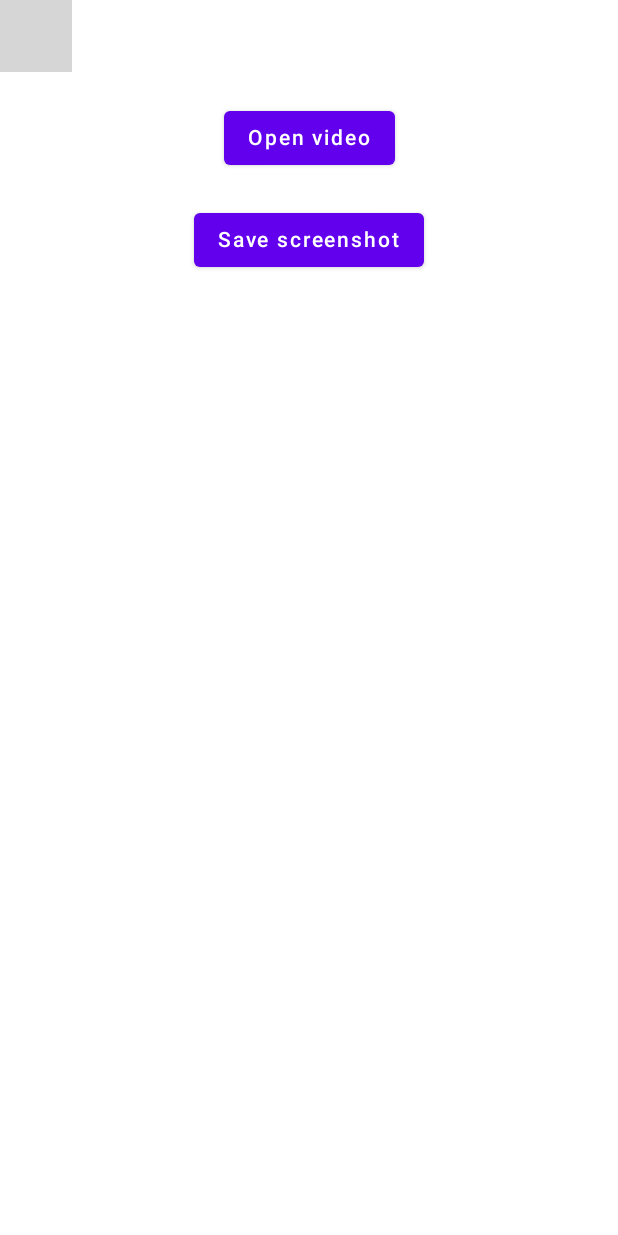
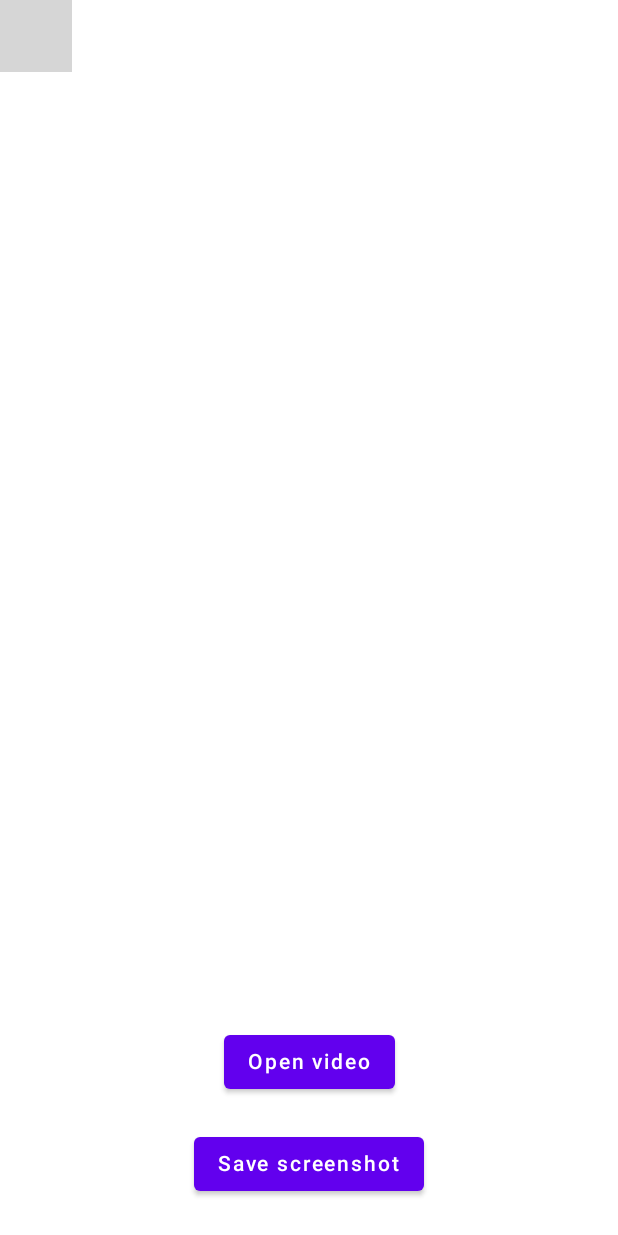
Before and after one commit to fuomag9/videoscreenshotter, an Android app built with Jetpack Compose: the screen it shows after launch (MainActivity), on a phone screen of 412 x 824 dp. Run offline under Robolectric (Android 15) with nearby library versions, the phone set to English and light mode, and no system bars; libraries missing offline, so code that uses them is left out: com.google.android.exoplayer2; 2 statements that could not run were skipped; grey boxes are pictures that could not be loaded.

Commit message:
This should fix the UI not showing correctly on 1920x1080p devices and lower

```diff
--- a/app/build.gradle
+++ b/app/build.gradle
@@ -10,8 +10,8 @@ android {
         applicationId "com.fuomag9.videoscreenshotter"
         minSdk 21
         targetSdk 31
-        versionCode 6
-        versionName "1.1.1"
+        versionCode 7
+        versionName "1.1.2"
 
         testInstrumentationRunner "androidx.test.runner.AndroidJUnitRunner"
         vectorDrawables {
--- a/app/src/main/java/com/fuomag9/videoscreenshotter/MainActivity.kt
+++ b/app/src/main/java/com/fuomag9/videoscreenshotter/MainActivity.kt
@@ -81,8 +81,14 @@ fun MainFunction(VideoUri: Uri? = null) {
         }
     }
     Column() {
-        VideoPlayer(MainActivity.exoplayer, MainActivity.Uri)
-        OpenDocumentPicker()
+        Box(modifier = Modifier.weight(4f)){
+            VideoPlayer(MainActivity.exoplayer, MainActivity.Uri)
+        }
+
+        Box(modifier = Modifier.weight(1f)){
+            OpenDocumentPicker()
+        }
+
     }
 
 }
@@ -104,11 +110,10 @@ private fun OpenDocumentPicker() {
     Column(
         horizontalAlignment = Alignment.CenterHorizontally,
         verticalArrangement = Arrangement.Center,
-        modifier = Modifier.fillMaxWidth()
+        modifier = Modifier.fillMaxSize()
     ) {
         Button(
-            onClick = { launcher.launch(arrayOf("video/*")) },
-            modifier = Modifier.padding(top = 20.dp)
+            onClick = { launcher.launch(arrayOf("video/*")) }
         ) {
             Text(text = "Open video")
         }
@@ -185,9 +190,7 @@ fun VideoPlayer(player2: SimpleExoPlayer, video: MutableState<Uri?>) {
     val context = LocalContext.current
 
     Column(
-        modifier = Modifier
-            .size(width = 400.dp, height = 600.dp)
-            .fillMaxSize()
+        modifier = Modifier.fillMaxSize()
     ) {
         // Do not recreate the player everytime this Composable commits
 
```
